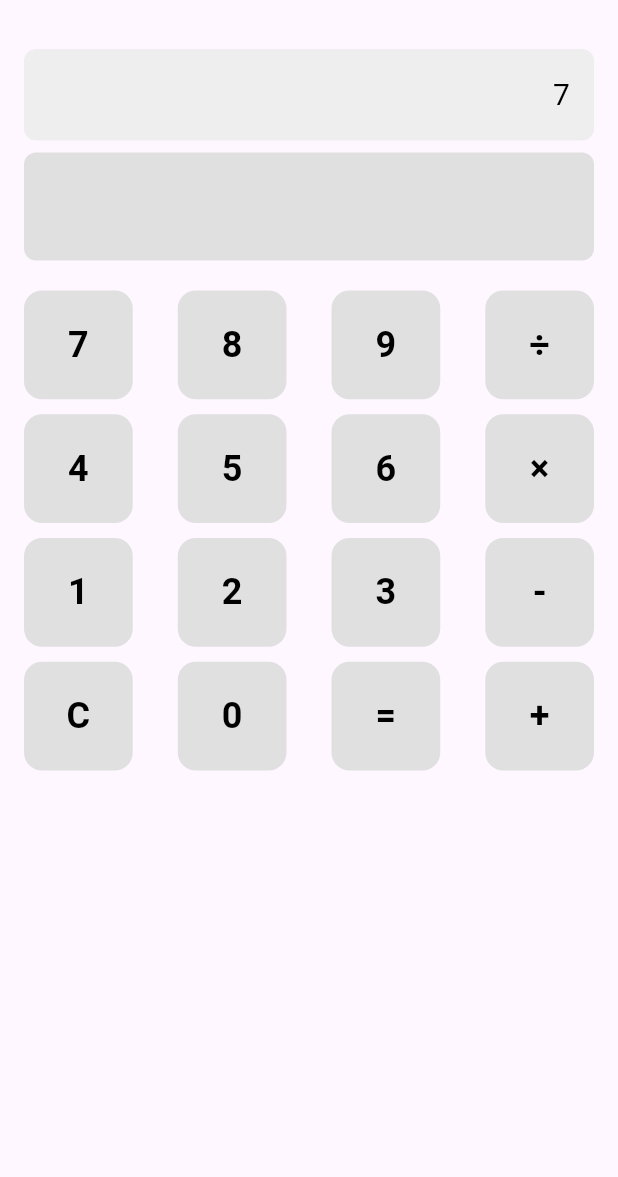
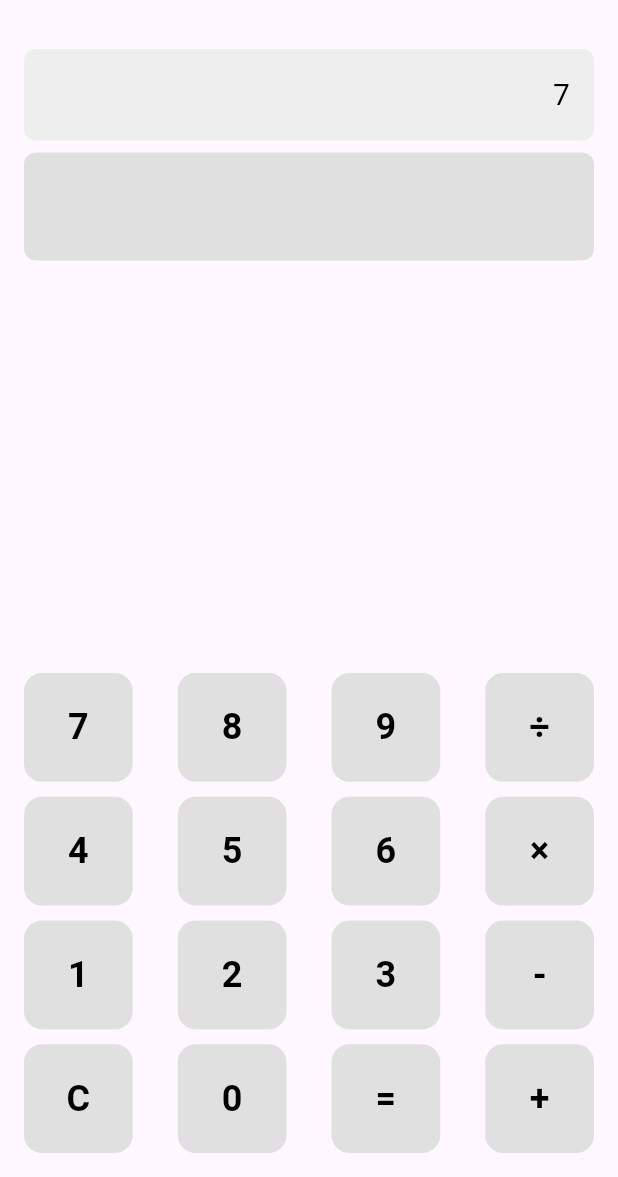
Before and after one commit to RN4545/calculator_app_bloc, a Flutter app: the screen it shows after launch, after a tap on an icon or button, on a phone screen of 412 x 824 dp, the part 59-1236 px from its top. Run offline on Flutter 3.47's test engine with Material 3 defaults, Android fonts, the phone set to English and light mode, and no system bars; our stand-ins replace bloc, equatable, flutter_bloc, freezed_annotation, math_expressions.

Commit message:
function improved

```diff
--- a/lib/main.dart
+++ b/lib/main.dart
@@ -4,7 +4,7 @@ import 'package:flutter/material.dart';
 import 'config/routes.dart';
 
 void main() {
-  runApp(MyApp());
+  runApp(const MyApp());
 }
 
 class MyApp extends StatelessWidget {
@@ -20,7 +20,7 @@ class MyApp extends StatelessWidget {
         colorScheme: ColorScheme.fromSeed(seedColor: Colors.deepPurple),
         useMaterial3: true,
       ),
-      initialRoute: RouteNames.calculatorScreen,
+      initialRoute: RouteNames.splashScreen,
       onGenerateRoute: Routes.generateRoute,
     );
   }
--- /dev/null
+++ b/lib/services/splash_services.dart
@@ -0,0 +1,17 @@
+import 'dart:async';
+
+import 'package:calculator_app/views/screen_calculator.dart';
+import 'package:flutter/material.dart';
+
+class SplashServices {
+  void toNextRoute(BuildContext context) {
+    Timer(const Duration(seconds: 2), () {
+      Navigator.pushReplacement(
+        context,
+        MaterialPageRoute(
+          builder: (context) => const ScreenCalculator(),
+        ),
+      );
+    });
+  }
+}
--- a/lib/views/screen_calculator.dart
+++ b/lib/views/screen_calculator.dart
@@ -31,6 +31,7 @@ class CalculatorUI extends StatelessWidget {
         ),
       ),
       body: _body(context),
+      bottomNavigationBar: _calculatorButtons(context),
     );
   }
 
@@ -42,7 +43,7 @@ class CalculatorUI extends StatelessWidget {
           children: [
             _display(),
             const SizedBox(height: 20.0),
-            _calculatorButtons(context),
+            // _calculatorButtons(context),
           ],
         ),
       ),
@@ -96,6 +97,7 @@ class CalculatorUI extends StatelessWidget {
     ];
 
     return GridView.builder(
+      padding: const EdgeInsets.all(16.0),
       shrinkWrap: true,
       itemCount: buttons.length,
       gridDelegate: const SliverGridDelegateWithFixedCrossAxisCount(
--- a/lib/views/splash_screen.dart
+++ b/lib/views/splash_screen.dart
@@ -1,9 +1,61 @@
+import 'package:calculator_app/services/splash_services.dart';
 import 'package:flutter/material.dart';
-class SplashScreen extends StatelessWidget {
+
+class SplashScreen extends StatefulWidget {
   const SplashScreen({super.key});
 
   @override
+  State<SplashScreen> createState() => _SplashScreenState();
+}
+
+class _SplashScreenState extends State<SplashScreen> {
+  @override
+  void initState() {
+    // TODO: implement initState
+    super.initState();
+    SplashServices().toNextRoute(context);
+  }
+
+  @override
   Widget build(BuildContext context) {
-    return const Placeholder();
+    return Scaffold(
+      body: _body(),
+    );
+  }
+
+  Widget _body() {
+    return Padding(
+      padding: const EdgeInsets.all(16.0),
+      child: Column(
+        mainAxisAlignment: MainAxisAlignment.center,
+        crossAxisAlignment: CrossAxisAlignment.center,
+        children: [
+          _splashPart(),
+        ],
+      ),
+    );
+  }
+
+  Widget _splashPart() {
+    return Row(
+      mainAxisAlignment: MainAxisAlignment.center,
+      crossAxisAlignment: CrossAxisAlignment.center,
+      children: [
+        const Text(
+          "Calculator",
+          style: TextStyle(
+            fontWeight: FontWeight.bold,
+            fontSize: 22.0,
+            color: Colors.white
+          ),
+        ),
+        const SizedBox(width: 10.0,),
+        Image.asset(
+          "assets/images/calculator_logo.png",
+          height: 40.0,
+          width: 40.0,
+        ),
+      ],
+    );
   }
 }
```
Also changed, not shown: lib/bloc/calculator_bloc.dart (+38 -12 lines), pubspec.yaml (+5 -3 lines), assets/images/calculator_logo.png (added).
